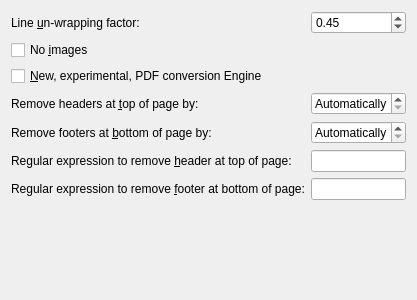
The window that src/calibre/gui2/convert/pdf_input.ui (kovidgoyal/calibre) describes before a commit, drawn with Qt 5.
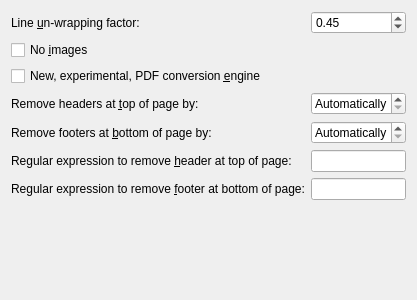
The same window after the commit.

```diff
--- a/src/calibre/gui2/convert/pdf_input.ui
+++ b/src/calibre/gui2/convert/pdf_input.ui
@@ -6,7 +6,7 @@
    <rect>
     <x>0</x>
     <y>0</y>
-    <width>413</width>
+    <width>416</width>
     <height>300</height>
    </rect>
   </property>
@@ -152,7 +152,7 @@
    <item row="2" column="0" colspan="2">
     <widget class="QCheckBox" name="opt_new_pdf_engine">
      <property name="text">
-      <string>&amp;New, experimental, PDF conversion Engine</string>
+      <string>New, experimental, PDF conversion &amp;engine</string>
      </property>
     </widget>
    </item>
```
